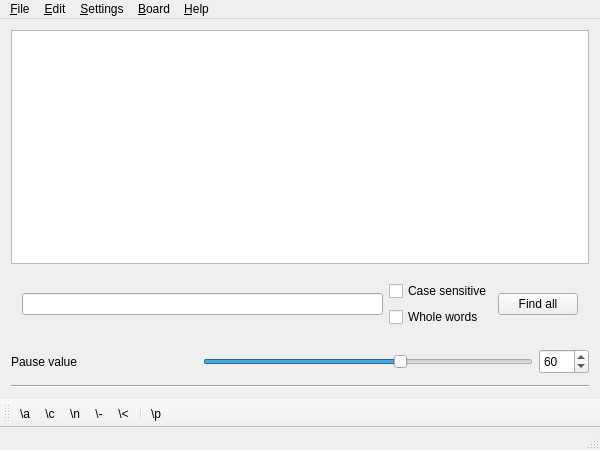
Qt form OpenBoard/mainwindow.ui (ITAAcademy/OpenBoard) before a commit.
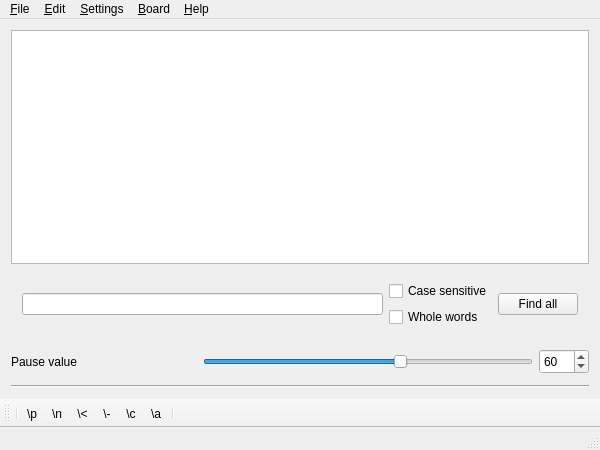
The same form after that commit. Icons and pictures are not drawn.

Commit message: improved tips for toolbar actions 	змінено:                    OpenBoard/mainwindow.ui 	змінено:                    build-OpenBoard-Desktop_Qt_5_3_0_GCC_64bit-Debug/settings.ini

The edit to the form file:
```diff
--- a/OpenBoard/mainwindow.ui
+++ b/OpenBoard/mainwindow.ui
@@ -262,13 +262,14 @@
    <attribute name="toolBarBreak">
     <bool>false</bool>
    </attribute>
-   <addaction name="action_clearTB"/>
-   <addaction name="action_colorTB"/>
+   <addaction name="separator"/>
+   <addaction name="action_delayTB"/>
    <addaction name="action_backTB"/>
-   <addaction name="action_crossTB"/>
    <addaction name="action_animatedTB"/>
+   <addaction name="action_crossTB"/>
+   <addaction name="action_colorTB"/>
+   <addaction name="action_clearTB"/>
    <addaction name="separator"/>
-   <addaction name="action_delayTB"/>
   </widget>
   <widget class="QStatusBar" name="statusBar"/>
   <action name="action_New">
```
Left out of the diff: 26 changed lines with no effect on the pictures. The commit also changes 1 other file.
